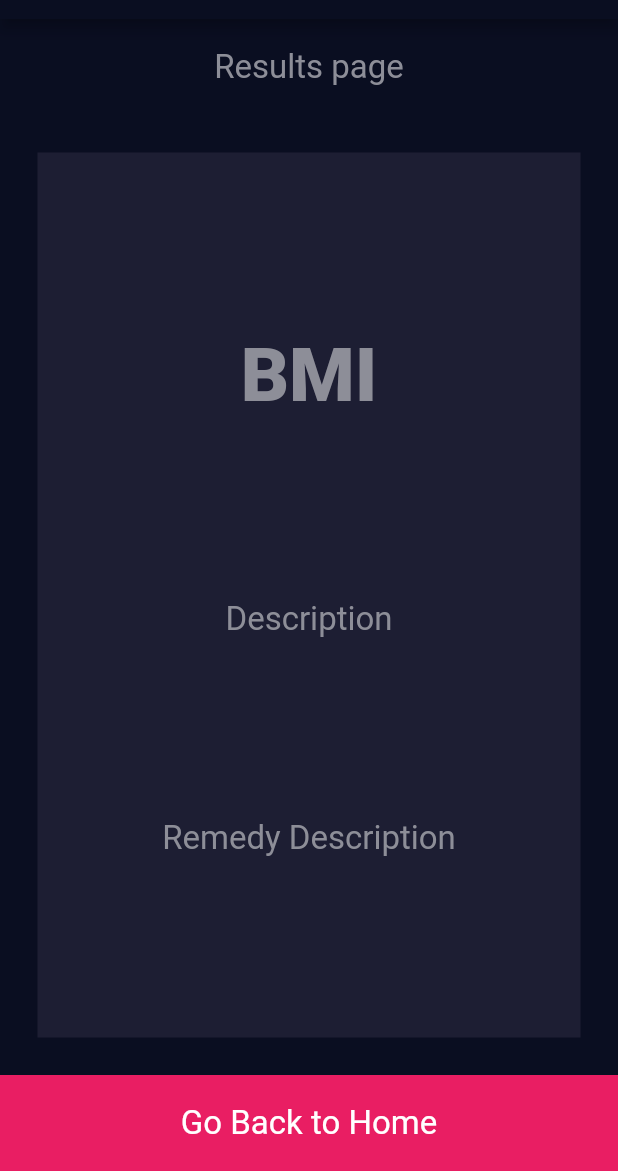
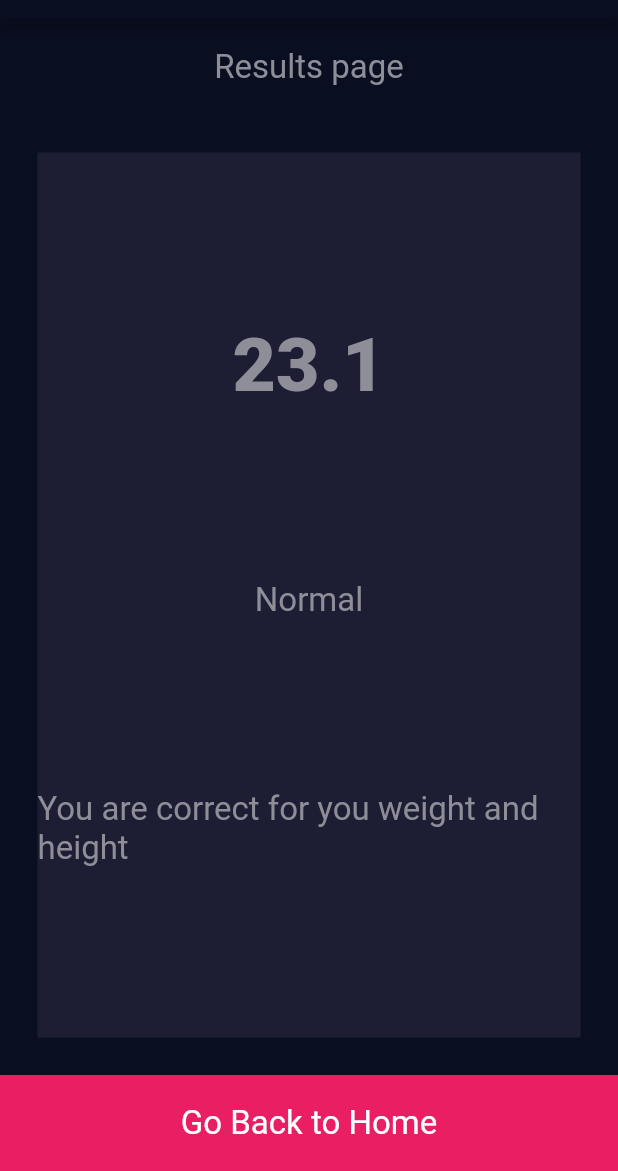
Before and after one commit to zaidzak9/BmiCalculatorFlutter, a Flutter app: the screen it shows after launch, after a tap on "Calculate BMI", on a phone screen of 412 x 824 dp, the part 65-1236 px from its top. Run offline on Flutter 3.47's test engine with Material 2 defaults, Android fonts, the phone set to English and light mode, and no system bars; our stand-ins replace font_awesome_flutter.

Commit message:
Complete project

```diff
--- /dev/null
+++ b/lib/calculator_logic.dart
@@ -0,0 +1,37 @@
+import 'dart:math';
+
+class CalculatorLogic{
+  final int height;
+  final int weight;
+  double _bmi;
+  CalculatorLogic(this.height, this.weight);
+
+  String calculateBmi(){
+    _bmi = weight/pow(height/100, 2);
+    return _bmi.toStringAsFixed(1);
+  }
+
+  String getResult(){
+    if(_bmi >= 25){
+    return "Overweight";
+    }else if(_bmi >= 18){
+      return "Normal";
+    }else{
+      return "Under Weight";
+    }
+  }
+
+  String getDescription(){
+    if(_bmi >= 25){
+      return "You above the recommended weight, please have a look at nutrition and exercise";
+    }else if(_bmi >= 18){
+      return "You are correct for you weight and height";
+    }else{
+      return "You are less than what you need to be please eat more";
+    }
+  }
+
+
+
+
+}
--- a/lib/input_page.dart
+++ b/lib/input_page.dart
@@ -1,3 +1,4 @@
+import 'package:bmi_calculator_flutter/calculator_logic.dart';
 import 'package:bmi_calculator_flutter/result_page.dart';
 import 'package:bmi_calculator_flutter/reusableUi/box_container.dart';
 import 'package:flutter/material.dart';
@@ -100,7 +101,12 @@ class _InputPageState extends State<InputPage> {
               ],
             )),GestureDetector(
               onTap: (){
-                Navigator.push(context,MaterialPageRoute(builder: (context) =>ResultPage()));
+                CalculatorLogic logic = CalculatorLogic(height,weight);
+                Navigator.push(context,MaterialPageRoute(builder: (context) =>ResultPage(
+                  bmi: logic.calculateBmi(),
+                  description:logic.getDescription() ,
+                  result: logic.getResult(),
+                )));
               },
               child: Container(
                   alignment: Alignment.center,
--- a/lib/result_page.dart
+++ b/lib/result_page.dart
@@ -1,9 +1,14 @@
 import 'package:bmi_calculator_flutter/reusableUi/util/constants.dart';
 import 'package:flutter/cupertino.dart';
-import 'package:flutter/gestures.dart';
 import 'package:flutter/material.dart';
 
 class ResultPage extends StatefulWidget {
+  final String bmi;
+  final String description;
+  final String result;
+
+  ResultPage({@required this.bmi,@required  this.description,@required this.result});
+
   @override
   _ResultPageState createState() => _ResultPageState();
 }
@@ -31,13 +36,17 @@ class _ResultPageState extends State<ResultPage> {
                   mainAxisAlignment: MainAxisAlignment.spaceEvenly,
                   crossAxisAlignment: CrossAxisAlignment.center,
                   children: <Widget>[
-                    Text("BMI", style: kLabelHeavyTextStyle),
-                    Text("Description", style: kLabelTextStyle),
-                    Text("Remedy Description", style: kLabelTextStyle)
+                    Text(widget.bmi, style: kLabelHeavyTextStyle),
+                    Text(widget.result, style: kLabelTextStyle),
+                    Text(widget.description, style: kLabelTextStyle)
                   ],
                 ),
               )),
           Expanded(
+              child: GestureDetector(
+                onTap: (){
+                  Navigator.pop(context);
+                },
                 child: Container(
                     width: double.infinity,
                     alignment: Alignment.center,
@@ -45,7 +54,8 @@ class _ResultPageState extends State<ResultPage> {
                     child: Text(
                       "Go Back to Home",
                       style: TextStyle(fontSize: 22.0, color: Colors.white),
-                  )))
+                    )),
+              ))
         ],
       ),
     );
--- a/lib/reusableUi/box_container.dart
+++ b/lib/reusableUi/box_container.dart
@@ -1,7 +1,9 @@
 import 'package:font_awesome_flutter/font_awesome_flutter.dart';
 import 'package:flutter/material.dart';
 import 'util/constants.dart';
-
+int height = 180;
+int weight = 75;
+int age = 25;
 class BoxContainer extends StatefulWidget {
   final String whichBox;
   const BoxContainer(this.whichBox);
@@ -11,9 +13,6 @@ class BoxContainer extends StatefulWidget {
 }
 
 class _BoxContainerState extends State<BoxContainer> {
-  int height = 180;
-  int weight = 75;
-  int age = 25;
 
   @override
   Widget build(BuildContext context) {
```
Lines whose indentation alone changed are shown as unchanged.
